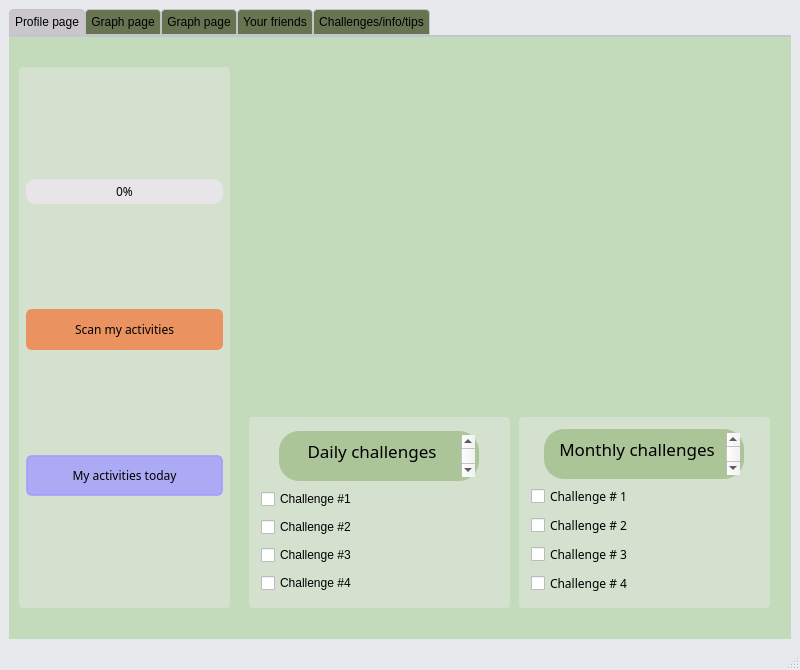
This is GUI/UICarbonTracker/mainwindow.ui in cgneo/CarbonTracker as Qt 5 draws it before an edit. The edited form follows.
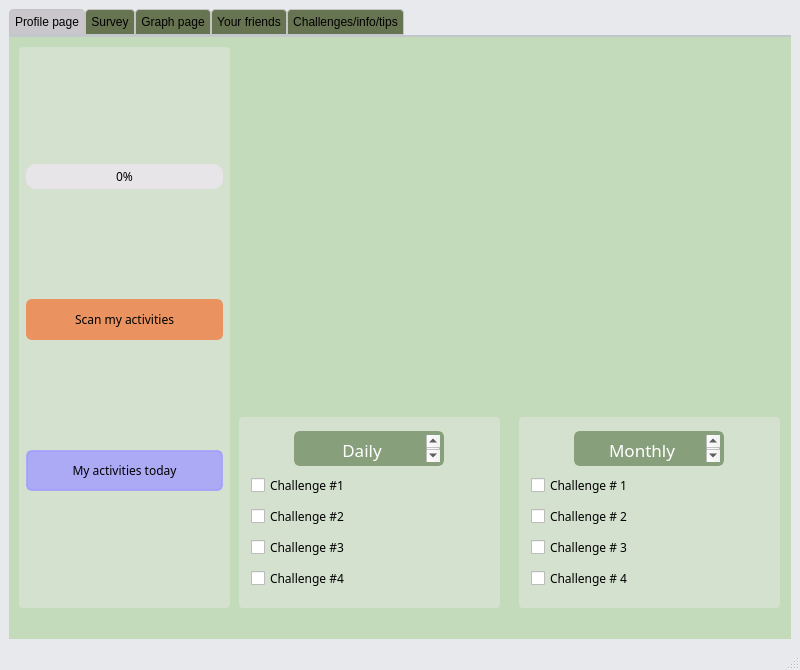
This is the edited form. The open tabs and pages were chosen to show the change. Icons and pictures are not drawn.

Commit message: work on profile page

Diff of the .ui file:
```diff
--- a/GUI/UICarbonTracker/mainwindow.ui
+++ b/GUI/UICarbonTracker/mainwindow.ui
@@ -689,9 +689,9 @@
         <property name="geometry">
          <rect>
           <x>10</x>
-          <y>30</y>
+          <y>10</y>
           <width>211</width>
-          <height>541</height>
+          <height>561</height>
          </rect>
         </property>
         <property name="styleSheet">
@@ -826,7 +826,7 @@
          <rect>
           <x>510</x>
           <y>380</y>
-          <width>251</width>
+          <width>261</width>
           <height>191</height>
          </rect>
         </property>
@@ -855,8 +855,8 @@
           <widget class="QTextBrowser" name="textBrowser_5">
            <property name="maximumSize">
             <size>
-             <width>200</width>
-             <height>50</height>
+             <width>150</width>
+             <height>35</height>
             </size>
            </property>
            <property name="font">
@@ -872,9 +872,9 @@
             <string notr="true">QTextBrowser{
 
 	border: 2px solid rgb(37, 39, 48);
-	border-radius: 20px;
-	border-color: rgb(171, 197, 153);
-	background-color: rgb(171, 197, 153);
+	border-radius: 6px;
+	border-color: rgb(136, 159, 124);
+	background-color: rgb(136, 159, 124);
 	font: 13pt &quot;Gill Sans&quot;;
 }</string>
            </property>
@@ -883,8 +883,8 @@
 &lt;html&gt;&lt;head&gt;&lt;meta name=&quot;qrichtext&quot; content=&quot;1&quot; /&gt;&lt;style type=&quot;text/css&quot;&gt;
 p, li { white-space: pre-wrap; }
 &lt;/style&gt;&lt;/head&gt;&lt;body style=&quot; font-family:'Gill Sans'; font-size:13pt; font-weight:400; font-style:normal;&quot;&gt;
-&lt;p align=&quot;center&quot; style=&quot; margin-top:0px; margin-bottom:0px; margin-left:0px; margin-right:0px; -qt-block-indent:0; text-indent:0px;&quot;&gt;&lt;span style=&quot; font-family:'.AppleSystemUIFont';&quot;&gt;Monthly challenges&lt;/span&gt;&lt;/p&gt;
-&lt;p align=&quot;center&quot; style=&quot;-qt-paragraph-type:empty; margin-top:0px; margin-bottom:0px; margin-left:0px; margin-right:0px; -qt-block-indent:0; text-indent:0px; font-family:'.AppleSystemUIFont';&quot;&gt;&lt;br /&gt;&lt;/p&gt;&lt;/body&gt;&lt;/html&gt;</string>
+&lt;p align=&quot;center&quot; style=&quot; margin-top:0px; margin-bottom:0px; margin-left:0px; margin-right:0px; -qt-block-indent:0; text-indent:0px;&quot;&gt;&lt;span style=&quot; font-family:'.AppleSystemUIFont'; color:#ffffff;&quot;&gt;Monthly challenges&lt;/span&gt;&lt;/p&gt;
+&lt;p align=&quot;center&quot; style=&quot;-qt-paragraph-type:empty; margin-top:0px; margin-bottom:0px; margin-left:0px; margin-right:0px; -qt-block-indent:0; text-indent:0px; font-family:'.AppleSystemUIFont'; color:#ffffff;&quot;&gt;&lt;br /&gt;&lt;/p&gt;&lt;/body&gt;&lt;/html&gt;</string>
            </property>
           </widget>
          </item>
@@ -941,7 +941,7 @@
        <widget class="QFrame" name="verticalFrame_3">
         <property name="geometry">
          <rect>
-          <x>240</x>
+          <x>230</x>
           <y>380</y>
           <width>261</width>
           <height>191</height>
@@ -972,8 +972,8 @@
           <widget class="QTextBrowser" name="textBrowser_4">
            <property name="maximumSize">
             <size>
-             <width>200</width>
-             <height>50</height>
+             <width>150</width>
+             <height>35</height>
             </size>
            </property>
            <property name="palette">
@@ -982,27 +982,27 @@
               <colorrole role="Button">
                <brush brushstyle="SolidPattern">
                 <color alpha="255">
-                 <red>171</red>
-                 <green>197</green>
-                 <blue>153</blue>
+                 <red>136</red>
+                 <green>159</green>
+                 <blue>124</blue>
                 </color>
                </brush>
               </colorrole>
               <colorrole role="Base">
                <brush brushstyle="SolidPattern">
                 <color alpha="255">
-                 <red>171</red>
-                 <green>197</green>
-                 <blue>153</blue>
+                 <red>136</red>
+                 <green>159</green>
+                 <blue>124</blue>
                 </color>
                </brush>
               </colorrole>
               <colorrole role="Window">
                <brush brushstyle="SolidPattern">
                 <color alpha="255">
-                 <red>171</red>
-                 <green>197</green>
-                 <blue>153</blue>
+                 <red>136</red>
+                 <green>159</green>
+                 <blue>124</blue>
                 </color>
                </brush>
               </colorrole>
@@ -1011,27 +1011,27 @@
               <colorrole role="Button">
                <brush brushstyle="SolidPattern">
                 <color alpha="255">
-                 <red>171</red>
-                 <green>197</green>
-                 <blue>153</blue>
+                 <red>136</red>
+                 <green>159</green>
+                 <blue>124</blue>
                 </color>
                </brush>
               </colorrole>
               <colorrole role="Base">
                <brush brushstyle="SolidPattern">
                 <color alpha="255">
-                 <red>171</red>
-                 <green>197</green>
-                 <blue>153</blue>
+                 <red>136</red>
+                 <green>159</green>
+                 <blue>124</blue>
                 </color>
                </brush>
               </colorrole>
               <colorrole role="Window">
                <brush brushstyle="SolidPattern">
                 <color alpha="255">
-                 <red>171</red>
-                 <green>197</green>
-                 <blue>153</blue>
+                 <red>136</red>
+                 <green>159</green>
+                 <blue>124</blue>
                 </color>
                </brush>
               </colorrole>
@@ -1040,27 +1040,27 @@
               <colorrole role="Button">
                <brush brushstyle="SolidPattern">
                 <color alpha="255">
-                 <red>171</red>
-                 <green>197</green>
-                 <blue>153</blue>
+                 <red>136</red>
+                 <green>159</green>
+                 <blue>124</blue>
                 </color>
                </brush>
               </colorrole>
               <colorrole role="Base">
                <brush brushstyle="SolidPattern">
                 <color alpha="255">
-                 <red>171</red>
-                 <green>197</green>
-                 <blue>153</blue>
+                 <red>136</red>
+                 <green>159</green>
+                 <blue>124</blue>
                 </color>
                </brush>
               </colorrole>
               <colorrole role="Window">
                <brush brushstyle="SolidPattern">
                 <color alpha="255">
-                 <red>171</red>
-                 <green>197</green>
-                 <blue>153</blue>
+                 <red>136</red>
+                 <green>159</green>
+                 <blue>124</blue>
                 </color>
                </brush>
               </colorrole>
@@ -1070,16 +1070,18 @@
            <property name="font">
             <font>
              <family>Gill Sans</family>
-             <pointsize>13</pointsize>
+             <weight>75</weight>
+             <italic>true</italic>
+             <bold>true</bold>
             </font>
            </property>
            <property name="styleSheet">
             <string notr="true">QTextBrowser{
 
 	border: 2px solid rgb(37, 39, 48);
-	border-radius: 20px;
-	border-color: rgb(171, 197, 153);
-	background-color: rgb(171, 197, 153);
+	border-radius: 6px;
+	border-color: rgb(136, 159, 124);
+	background-color: rgb(136, 159, 124);
 
 }</string>
            </property>
@@ -1087,14 +1089,19 @@
             <string>&lt;!DOCTYPE HTML PUBLIC &quot;-//W3C//DTD HTML 4.0//EN&quot; &quot;http://www.w3.org/TR/REC-html40/strict.dtd&quot;&gt;
 &lt;html&gt;&lt;head&gt;&lt;meta name=&quot;qrichtext&quot; content=&quot;1&quot; /&gt;&lt;style type=&quot;text/css&quot;&gt;
 p, li { white-space: pre-wrap; }
-&lt;/style&gt;&lt;/head&gt;&lt;body style=&quot; font-family:'Gill Sans'; font-size:13pt; font-weight:400; font-style:normal;&quot;&gt;
-&lt;p align=&quot;center&quot; style=&quot; margin-top:0px; margin-bottom:0px; margin-left:0px; margin-right:0px; -qt-block-indent:0; text-indent:0px;&quot;&gt;&lt;span style=&quot; font-family:'.AppleSystemUIFont';&quot;&gt;Daily challenges&lt;/span&gt;&lt;/p&gt;
-&lt;p align=&quot;center&quot; style=&quot;-qt-paragraph-type:empty; margin-top:0px; margin-bottom:0px; margin-left:0px; margin-right:0px; -qt-block-indent:0; text-indent:0px; font-family:'.AppleSystemUIFont';&quot;&gt;&lt;br /&gt;&lt;/p&gt;&lt;/body&gt;&lt;/html&gt;</string>
+&lt;/style&gt;&lt;/head&gt;&lt;body style=&quot; font-family:'Gill Sans'; font-size:13pt; font-weight:600; font-style:italic;&quot;&gt;
+&lt;p align=&quot;center&quot; style=&quot; margin-top:0px; margin-bottom:0px; margin-left:0px; margin-right:0px; -qt-block-indent:0; text-indent:0px;&quot;&gt;&lt;span style=&quot; font-family:'.AppleSystemUIFont'; font-weight:400; font-style:normal; color:#ffffff;&quot;&gt;Daily challenges&lt;/span&gt;&lt;/p&gt;
+&lt;p align=&quot;center&quot; style=&quot;-qt-paragraph-type:empty; margin-top:0px; margin-bottom:0px; margin-left:0px; margin-right:0px; -qt-block-indent:0; text-indent:0px; font-family:'.AppleSystemUIFont'; font-weight:400; font-style:normal; color:#ffffff;&quot;&gt;&lt;br /&gt;&lt;/p&gt;&lt;/body&gt;&lt;/html&gt;</string>
            </property>
           </widget>
          </item>
          <item>
           <widget class="QCheckBox" name="daily_challenge_1">
+           <property name="font">
+            <font>
+             <family>Gill Sans</family>
+            </font>
+           </property>
            <property name="text">
             <string>Challenge #1</string>
            </property>
@@ -1102,6 +1109,11 @@
          </item>
          <item>
           <widget class="QCheckBox" name="daily_challenge_2">
+           <property name="font">
+            <font>
+             <family>Gill Sans</family>
+            </font>
+           </property>
            <property name="text">
             <string>Challenge #2</string>
            </property>
@@ -1109,6 +1121,11 @@
          </item>
          <item>
           <widget class="QCheckBox" name="daily_challenge_3">
+           <property name="font">
+            <font>
+             <family>Gill Sans</family>
+            </font>
+           </property>
            <property name="text">
             <string>Challenge #3</string>
            </property>
@@ -1116,6 +1133,11 @@
          </item>
          <item>
           <widget class="QCheckBox" name="daily_challenge_4">
+           <property name="font">
+            <font>
+             <family>Gill Sans</family>
+            </font>
+           </property>
            <property name="text">
             <string>Challenge #4</string>
            </property>
@@ -1126,7 +1148,7 @@
       </widget>
       <widget class="QWidget" name="tab_2">
        <attribute name="title">
-        <string>Graph page</string>
+        <string>Survey</string>
        </attribute>
        <widget class="QStackedWidget" name="Graphs">
         <property name="geometry">
```
Left out of the diff: 39 changed lines with no effect on the pictures. The commit also changes 2 other files.
